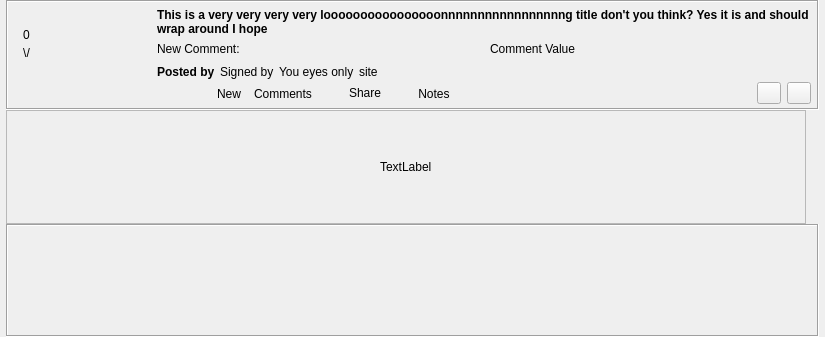
Above: retroshare-gui/src/gui/Posted/PostedItem.ui from RetroShare/RetroShare before the change. Below: the same form after it.
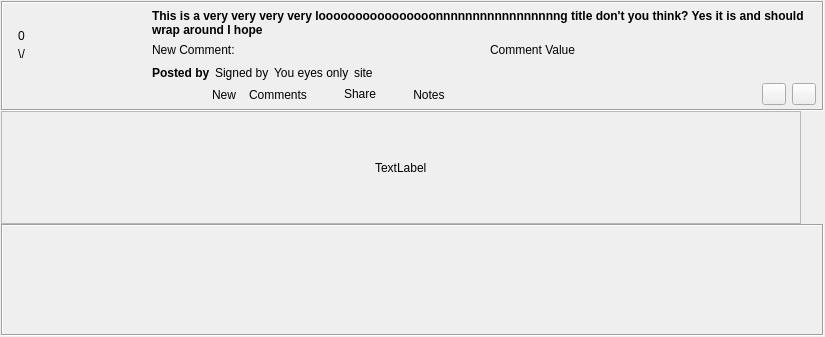
That is the form after the change. Icons and pictures are not drawn. Custom widgets are drawn as their Qt base class.

```diff
--- a/retroshare-gui/src/gui/Posted/PostedItem.ui
+++ b/retroshare-gui/src/gui/Posted/PostedItem.ui
@@ -18,16 +18,16 @@
   </property>
   <layout class="QGridLayout" name="gridLayout_3">
    <property name="leftMargin">
-    <number>6</number>
+    <number>1</number>
    </property>
    <property name="topMargin">
-    <number>0</number>
+    <number>1</number>
    </property>
    <property name="rightMargin">
-    <number>6</number>
+    <number>1</number>
    </property>
    <property name="bottomMargin">
-    <number>0</number>
+    <number>1</number>
    </property>
    <property name="spacing">
     <number>0</number>
```
Left out of the diff: 2 changed lines with no effect on the pictures.
